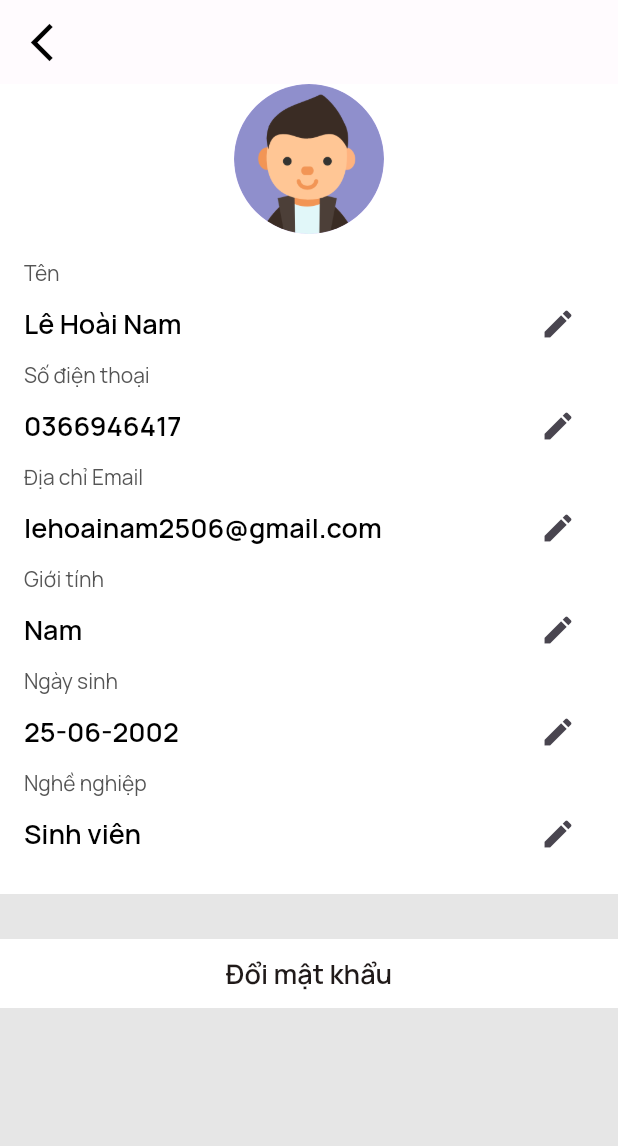
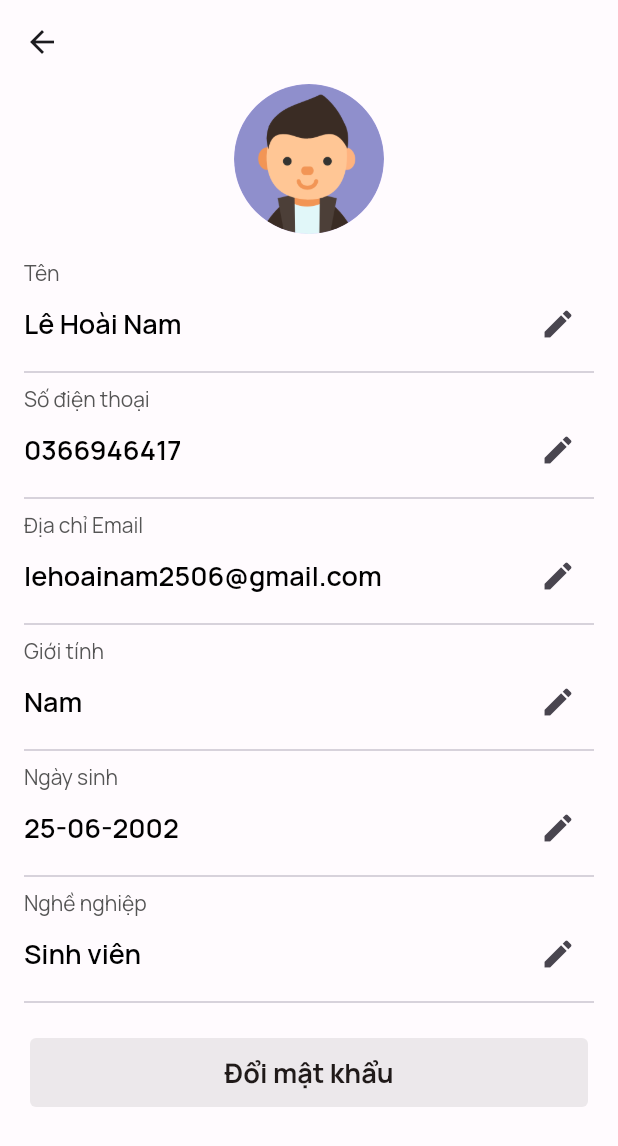
Before and after one commit to tranminhtuand2/elephan, a Flutter app: the Profile screen opened directly, after a tap on "Lê Hoài Nam", on a phone screen of 412 x 824 dp. Shown: the top 1146 px of the screen. Run offline on Flutter 3.47's test engine with Material 2 defaults, Android fonts, the phone set to English and light mode, and no system bars; our stand-ins replace cached_network_image, dio, dots_indicator, flutter_dotenv, flutter_xlider, get and 5 more; accounts and stored records are empty.

Commit message:
fix giao dien cho Nam

```diff
--- a/elephan/lib/src/screen/home_screen/page_profile/profile.dart
+++ b/elephan/lib/src/screen/home_screen/page_profile/profile.dart
@@ -1,5 +1,3 @@
-// ignore_for_file: non_constant_identifier_names
-
 import 'package:elephan/src/screen/home_screen/page_profile/widget_profile/avatar_name.dart';
 import 'package:elephan/src/screen/home_screen/page_profile/widget_profile/order_favourite_address.dart';
 import 'package:elephan/src/screen/home_screen/page_profile/widget_profile/orther_funtiones.dart';
@@ -14,17 +12,9 @@ class Profile extends StatefulWidget {
 }
 
 class _ProfileState extends State<Profile> {
-  int count = 1;
-
   @override
   Widget build(BuildContext context) {
-    return GestureDetector(
-      onTap: () {
-        FocusScope.of(context).unfocus();
-      },
-      child: SafeArea(
-        child: Scaffold(
-          backgroundColor: const Color.fromARGB(255, 255, 255, 255),
+    return Scaffold(
       resizeToAvoidBottomInset: false,
       body: Column(
         children: [
@@ -32,21 +22,11 @@ class _ProfileState extends State<Profile> {
             children: [
               avatarAndNameProfile(context),
               orderFavouriteAddressProfile(),
-                  SizedBox(
-                    height: 20,
-                    child: Container(
-                        color: const Color.fromARGB(255, 230, 230, 230)),
-                  ),
+              const SizedBox(height: 20),
               otherFunctionsProfile(),
             ],
           ),
-              Expanded(
-                child:
-                    Container(color: const Color.fromARGB(255, 230, 230, 230)),
-              ),
         ],
-          ),
-        ),
       ),
     );
   }
--- a/elephan/lib/src/screen/home_screen/page_profile/profile_detail.dart
+++ b/elephan/lib/src/screen/home_screen/page_profile/profile_detail.dart
@@ -4,7 +4,6 @@ import 'package:elephan/src/screen/home_screen/page_profile/widget_profile_detai
 import 'package:elephan/src/screen/home_screen/page_profile/widget_profile_detail/infomation.dart';
 import 'package:elephan/src/screen/home_screen/page_profile/widget_profile_detail/update_password.dart';
 import 'package:flutter/material.dart';
-import 'package:get/get.dart';
 
 class ProfileDetail extends StatefulWidget {
   const ProfileDetail({Key? key}) : super(key: key);
@@ -15,55 +14,19 @@ class ProfileDetail extends StatefulWidget {
 }
 
 class _ProfileDetailState extends State<ProfileDetail> {
-  int count = 1;
-
   @override
   Widget build(BuildContext context) {
-    return GestureDetector(
-      onTap: () {
-        FocusScope.of(context).unfocus();
-      },
-      child: SafeArea(
-        child: Scaffold(
-          backgroundColor: const Color.fromARGB(255, 255, 255, 255),
-          appBar: AppBar(
-            centerTitle: true,
-            leading: IconButton(
-              icon: const Icon(
-                Icons.arrow_back_ios_new,
-                color: Color.fromARGB(255, 0, 0, 0),
-                size: 30,
-              ),
-              onPressed: () {
-                Get.back();
-              },
-            ),
-          ),
-          resizeToAvoidBottomInset: false,
-          body: Column(
+    return Scaffold(
+      appBar: AppBar(),
+      body: SizedBox(
+        height: double.infinity,
+        child: SingleChildScrollView(
+          physics: const BouncingScrollPhysics(),
+          child: Column(
             children: [
-              SingleChildScrollView(
-                physics: const BouncingScrollPhysics(),
-                child: Column(
-                  children: [
-                    avatarProfileDetail(),
-                    const InformationProfileDetail(),
-                    SizedBox(
-                      height: 30,
-                      child: Container(
-                          color: const Color.fromARGB(255, 230, 230, 230)),
-                    ),
-                    InkWell(
-                        onTap: () {},
-                        child: SizedBox(
-                            width: double.infinity, child: updatePassword())),
-                  ],
-                ),
-              ),
-              Expanded(
-                child:
-                    Container(color: const Color.fromARGB(255, 230, 230, 230)),
-              ),
+              avatarProfileDetail(),
+              const InformationProfileDetail(),
+              updatePassword(),
             ],
           ),
         ),
--- a/elephan/lib/src/screen/home_screen/page_profile/widget_profile/avatar_name.dart
+++ b/elephan/lib/src/screen/home_screen/page_profile/widget_profile/avatar_name.dart
@@ -8,12 +8,10 @@ import '../profile_detail.dart';
 Widget avatarAndNameProfile(BuildContext context) {
   return InkWell(
     onTap: () {
-      Get.to(() =>
-        const ProfileDetail()
-      );
+      Get.to(() => const ProfileDetail());
     },
     child: const Padding(
-      padding: EdgeInsets.only(top: 35, left: 20,bottom: 10,right: 5),
+      padding: EdgeInsets.only(left: 20, right: 20, top: 30, bottom: 10),
       child: Row(
         mainAxisAlignment: MainAxisAlignment.start,
         children: [
@@ -25,7 +23,7 @@ Widget avatarAndNameProfile(BuildContext context) {
                   radius: 40,
                 ),
                 Padding(
-                  padding: EdgeInsets.only(left: 20,top: 3),
+                  padding: EdgeInsets.only(left: 20, top: 3),
                   child: Text(
                     "Lê Hoài Nam",
                     style: TextStyle(fontSize: 23, fontWeight: FontWeight.w700),
@@ -34,7 +32,10 @@ Widget avatarAndNameProfile(BuildContext context) {
               ],
             ),
           ),
-          Icon(Icons.keyboard_arrow_right_outlined, size: 34,)
+          Icon(
+            Icons.keyboard_arrow_right_outlined,
+            size: 34,
+          )
         ],
       ),
     ),
--- a/elephan/lib/src/screen/home_screen/page_profile/widget_profile/order_favourite_address.dart
+++ b/elephan/lib/src/screen/home_screen/page_profile/widget_profile/order_favourite_address.dart
@@ -1,51 +1,65 @@
-
-  import 'package:flutter/material.dart';
+import 'package:flutter/material.dart';
 
 Widget orderFavouriteAddressProfile() {
-    return Container(
-      decoration: const BoxDecoration(
-        border: Border(top: BorderSide(color: Color.fromARGB(255, 108, 108, 108), width: 0.3), bottom: BorderSide(color: Color.fromARGB(255, 108, 108, 108), width: 0.4))
-      ),
-      child: Padding(
-        padding: const EdgeInsets.all(8.0),
+  return Column(
+    children: [
+      const Divider(),
+      Padding(
+        padding: const EdgeInsets.symmetric(vertical: 10),
         child: Row(
-          mainAxisAlignment: MainAxisAlignment.spaceAround,
+          mainAxisAlignment: MainAxisAlignment.spaceEvenly,
           children: [
             InkWell(
-              onTap: () {
-
-              },
+              onTap: () {},
               child: Column(
                 children: [
-                  Image.asset("assets/images/order.png", width: 70,),
-                  const Text("Đơn hàng", style: TextStyle(fontSize: 12, fontWeight: FontWeight.bold),)
+                  Image.asset(
+                    "assets/images/order.png",
+                    width: 60,
+                  ),
+                  const SizedBox(height: 6),
+                  const Text(
+                    "Đơn hàng",
+                    style: TextStyle(fontSize: 12, fontWeight: FontWeight.bold),
+                  )
                 ],
               ),
             ),
             InkWell(
-              onTap: () {
-
-              },
+              onTap: () {},
               child: Column(
                 children: [
-                  Image.asset("assets/images/favourite.png", width: 70,),
-                  const Text("Yêu thích", style: TextStyle(fontSize: 12, fontWeight: FontWeight.bold),)
+                  Image.asset(
+                    "assets/images/favourite.png",
+                    width: 60,
+                  ),
+                  const SizedBox(height: 6),
+                  const Text(
+                    "Yêu thích",
+                    style: TextStyle(fontSize: 12, fontWeight: FontWeight.bold),
+                  )
                 ],
               ),
             ),
             InkWell(
-              onTap: () {
-
-              },
+              onTap: () {},
               child: Column(
                 children: [
-                  Image.asset("assets/images/address.png", width: 70,),
-                  const Text("Địa chỉ", style: TextStyle(fontSize: 12, fontWeight: FontWeight.bold),)
+                  Image.asset(
+                    "assets/images/address.png",
+                    width: 60,
+                  ),
+                  const SizedBox(height: 6),
+                  const Text(
+                    "Địa chỉ",
+                    style: TextStyle(fontSize: 12, fontWeight: FontWeight.bold),
+                  )
                 ],
               ),
             ),
           ],
         ),
       ),
-    );
-  }
+    ],
+  );
+}
--- a/elephan/lib/src/screen/home_screen/page_profile/widget_profile/orther_funtiones.dart
+++ b/elephan/lib/src/screen/home_screen/page_profile/widget_profile/orther_funtiones.dart
@@ -1,44 +1,87 @@
- import 'package:flutter/material.dart';
+import 'package:flutter/material.dart';
 
 const Color logoutItemColor = Colors.red;
 Widget otherFunctionsProfile({Function? onTap, Icon? icon, String? title}) {
   return Column(
     children: [
-      itemProfille((){}, const Icon(Icons.payments_outlined, size: 34,), "Quản lý thanh toán"),
-      itemProfille((){}, const Icon(Icons.security_outlined, size: 34,), "Chia sẻ thông tin cá nhân"),
-      SizedBox(height: 20, child: Container(color: const Color.fromARGB(255, 230, 230, 230)),),
-      itemProfille((){}, const Icon(Icons.star_outline, size: 34,), "Đánh giá elephan"),
-      itemProfille((){}, const Icon(Icons.notifications_none_outlined, size: 34,), "Thông báo"),
-      itemProfille((){}, const Icon(Icons.support_agent_outlined, size: 34,), "Hỗ trợ"),
-      itemProfille((){}, const Icon(Icons.info_outlined, size: 34,), "Điều khoản và chính sách"),
-      SizedBox(height: 20, child: Container(color: const Color.fromARGB(255, 230, 230, 230)),),
-      itemProfille((){}, const Icon(Icons.logout_outlined, color: Colors.red, size: 36,), "Đăng xuất", color: logoutItemColor),
-
+      itemProfille(
+          () {},
+          const Icon(
+            Icons.payments_outlined,
+            size: 34,
+          ),
+          "Quản lý thanh toán"),
+      itemProfille(
+          () {},
+          const Icon(
+            Icons.security_outlined,
+            size: 34,
+          ),
+          "Chia sẻ thông tin cá nhân"),
+      itemProfille(
+          () {},
+          const Icon(
+            Icons.star_outline,
+            size: 34,
+          ),
+          "Đánh giá elephan"),
+      itemProfille(
+          () {},
+          const Icon(
+            Icons.notifications_none_outlined,
+            size: 34,
+          ),
+          "Thông báo"),
+      itemProfille(
+          () {},
+          const Icon(
+            Icons.support_agent_outlined,
+            size: 34,
+          ),
+          "Hỗ trợ"),
+      itemProfille(
+          () {},
+          const Icon(
+            Icons.info_outlined,
+            size: 34,
+          ),
+          "Điều khoản và chính sách"),
+      itemProfille(
+        () {},
+        const Icon(
+          Icons.logout_outlined,
+          color: Colors.red,
+          size: 36,
+        ),
+        "Đăng xuất",
+        color: Colors.red,
+      ),
     ],
   );
 }
 
- InkWell itemProfille(Function? onTap, Icon? icon, String? title, {Color? color}) {
+InkWell itemProfille(Function? onTap, Icon? icon, String? title,
+    {Color? color}) {
   return InkWell(
-    onTap:()=>onTap?.call(),
+    onTap: () => onTap?.call(),
     child: Container(
-      padding: const EdgeInsets.only(left: 20, top: 6, bottom: 6),
-      decoration: const BoxDecoration(
-        border: Border(
-          bottom: BorderSide(color: Color.fromARGB(255, 0, 0, 0), width: 0.3),
-          top: BorderSide(color: Color.fromARGB(255, 108, 108, 108), width: 0.3),
-        ),
-      ),
-      child:  Row(
+      padding: const EdgeInsets.symmetric(horizontal: 20, vertical: 14),
+      margin: const EdgeInsets.symmetric(vertical: 4, horizontal: 12),
+      decoration: BoxDecoration(
+          color: Colors.grey.withOpacity(0.1),
+          borderRadius: BorderRadius.circular(8)),
+      child: Row(
         children: [
           icon!,
-          const SizedBox(width: 20,),
+          const SizedBox(
+            width: 20,
+          ),
           Text(
             title ?? '',
             style: TextStyle(
               fontSize: title == "Đăng xuất" ? 20 : 16,
               fontWeight: FontWeight.w600,
-               color: title == "Đăng xuất" ? logoutItemColor : Colors.black, // Sử dụng màu cho mục "Đăng xuất"
+              color: color ?? Colors.black,
             ),
           )
         ],
--- a/elephan/lib/src/screen/home_screen/page_profile/widget_profile_detail/infomation.dart
+++ b/elephan/lib/src/screen/home_screen/page_profile/widget_profile_detail/infomation.dart
@@ -186,31 +186,37 @@ class _InformationProfileDetailState extends State<InformationProfileDetail> {
             label: 'Tên',
             index: 0,
           ),
+          const Divider(),
           _buildTextField(
             controller: _phoneController,
             label: 'Số điện thoại',
             index: 1,
           ),
+          const Divider(),
           _buildTextField(
             controller: _emailController,
             label: 'Địa chỉ Email',
             index: 2,
           ),
+          const Divider(),
           _buildTextField(
             controller: _sexController,
             label: 'Giới tính',
             index: 3,
           ),
+          const Divider(),
           _buildTextField(
             controller: _dateOfBirthController,
             label: 'Ngày sinh',
             index: 4,
           ),
+          const Divider(),
           _buildTextField(
             controller: _jobController,
             label: 'Nghề nghiệp',
             index: 5,
           ),
+          const Divider(),
         ],
       ),
     );
--- a/elephan/lib/src/screen/home_screen/page_profile/widget_profile_detail/update_password.dart
+++ b/elephan/lib/src/screen/home_screen/page_profile/widget_profile_detail/update_password.dart
@@ -1,13 +1,23 @@
- import 'package:flutter/material.dart';
+import 'package:flutter/material.dart';
 
-Widget updatePassword() {
-  return Container(
-    padding: const EdgeInsets.all(10),
-    child:  const Column(
-      mainAxisAlignment: MainAxisAlignment.center,
-      children: [
-        Text("Đổi mật khẩu", style: TextStyle(fontSize: 18, fontWeight: FontWeight.w600),),
-      ],
+InkWell updatePassword() {
+  return InkWell(
+    onTap: () {},
+    child: Container(
+      margin: const EdgeInsets.symmetric(horizontal: 20),
+      decoration: BoxDecoration(
+          color: Colors.grey.withOpacity(0.2),
+          borderRadius: BorderRadius.circular(4)),
+      width: double.infinity,
+      child: Container(
+        padding: const EdgeInsets.all(10),
+        child: const Center(
+          child: Text(
+            "Đổi mật khẩu",
+            style: TextStyle(fontSize: 18, fontWeight: FontWeight.bold),
+          ),
+        ),
+      ),
     ),
   );
 }
```
Lines whose indentation alone changed are shown as unchanged.
